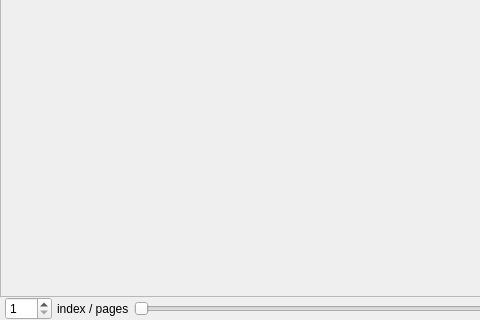
Qt form resources/ui/browser.ui (flegac/qt-widgets) before a commit; both pictures show x 0 to 480 and y 307 to 627 of the 811 by 627 pixel window.
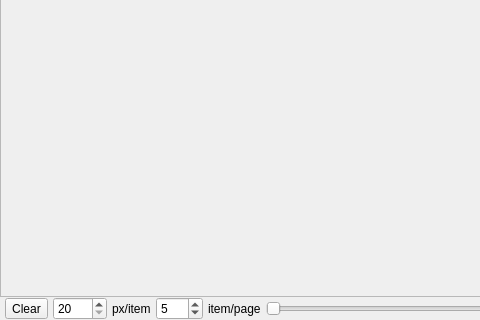
The same form after that commit.

Commit message: feat: more features in the browser

```diff
--- a/resources/ui/browser.ui
+++ b/resources/ui/browser.ui
@@ -135,6 +135,33 @@
        <property name="bottomMargin">
         <number>0</number>
        </property>
+       <item>
+        <widget class="QToolButton" name="clearButton">
+         <property name="text">
+          <string>Clear</string>
+         </property>
+        </widget>
+       </item>
+       <item>
+        <widget class="QSpinBox" name="widgetSize">
+         <property name="minimum">
+          <number>20</number>
+         </property>
+         <property name="maximum">
+          <number>2000</number>
+         </property>
+         <property name="singleStep">
+          <number>10</number>
+         </property>
+        </widget>
+       </item>
+       <item>
+        <widget class="QLabel" name="widgetSizeLabel">
+         <property name="text">
+          <string>px/item</string>
+         </property>
+        </widget>
+       </item>
        <item>
         <widget class="QSpinBox" name="pageSize">
          <property name="minimum">
@@ -143,12 +170,18 @@
          <property name="maximum">
           <number>100</number>
          </property>
+         <property name="singleStep">
+          <number>5</number>
+         </property>
+         <property name="value">
+          <number>5</number>
+         </property>
         </widget>
        </item>
        <item>
         <widget class="QLabel" name="pageLabel">
          <property name="text">
-          <string>index / pages</string>
+          <string>item/page</string>
          </property>
         </widget>
        </item>
```
Left out of the diff: 14 changed lines with no effect on the pictures. The commit also changes 5 other files.
